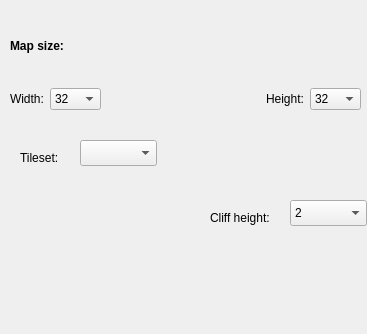
Above: src/editor/ui/newmapdialog.ui from tdauth/wc3lib before the change. Below: the same form after it.
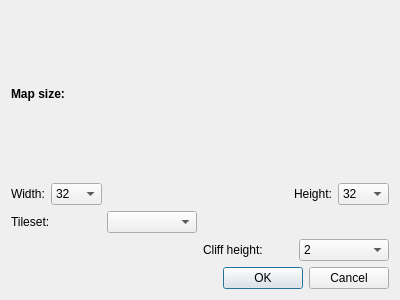
That is the form after the change. Custom widgets are drawn as their Qt base class.

Patch:
```diff
--- a/src/editor/ui/newmapdialog.ui
+++ b/src/editor/ui/newmapdialog.ui
@@ -1,33 +1,20 @@
 <?xml version="1.0" encoding="UTF-8"?>
 <ui version="4.0">
  <class>NewMapDialog</class>
- <widget class="KDialog" name="NewMapDialog">
+ <widget class="QDialog" name="NewMapDialog">
   <property name="geometry">
    <rect>
     <x>0</x>
     <y>0</y>
-    <width>367</width>
-    <height>334</height>
+    <width>400</width>
+    <height>300</height>
    </rect>
   </property>
   <property name="windowTitle">
-   <string>Form</string>
+   <string>Dialog</string>
   </property>
-  <property name="locale">
-   <locale language="C" country="AnyCountry"/>
-  </property>
-  <property name="modal">
-   <bool>true</bool>
-  </property>
-  <widget class="QWidget" name="verticalLayoutWidget">
-   <property name="geometry">
-    <rect>
-     <x>10</x>
-     <y>9</y>
-     <width>351</width>
-     <height>101</height>
-    </rect>
-   </property>
+  <layout class="QGridLayout" name="gridLayout">
+   <item row="0" column="0" colspan="4">
    <layout class="QVBoxLayout" name="verticalLayout">
     <item>
      <layout class="QHBoxLayout" name="horizontalLayout_2">
@@ -252,76 +239,53 @@
      </layout>
     </item>
    </layout>
-  </widget>
-  <widget class="KComboBox" name="m_tilesetComboBox">
-   <property name="geometry">
-    <rect>
-     <x>80</x>
-     <y>140</y>
-     <width>77</width>
-     <height>26</height>
-    </rect>
-   </property>
-  </widget>
-  <widget class="KComboBox" name="kcombobox_3">
-   <property name="geometry">
-    <rect>
-     <x>290</x>
-     <y>200</y>
-     <width>77</width>
-     <height>26</height>
-    </rect>
-   </property>
-   <item>
-    <property name="text">
-     <string>2</string>
-    </property>
    </item>
-   <item>
-    <property name="text">
-     <string>4</string>
-    </property>
-   </item>
-   <item>
-    <property name="text">
-     <string>6</string>
-    </property>
-   </item>
-  </widget>
+   <item row="1" column="0">
   <widget class="QLabel" name="label_4">
-   <property name="geometry">
-    <rect>
-     <x>20</x>
-     <y>150</y>
-     <width>55</width>
-     <height>16</height>
-    </rect>
-   </property>
    <property name="text">
     <string>Tileset:</string>
    </property>
   </widget>
+   </item>
+   <item row="1" column="1">
+    <widget class="KComboBox" name="m_tilesetComboBox"/>
+   </item>
+   <item row="2" column="2">
   <widget class="QLabel" name="label_5">
-   <property name="geometry">
-    <rect>
-     <x>210</x>
-     <y>210</y>
-     <width>71</width>
-     <height>16</height>
-    </rect>
-   </property>
    <property name="text">
     <string>Cliff height:</string>
    </property>
   </widget>
+   </item>
+   <item row="2" column="3">
+    <widget class="KComboBox" name="kcombobox_3">
+     <item>
+      <property name="text">
+       <string>2</string>
+      </property>
+     </item>
+     <item>
+      <property name="text">
+       <string>4</string>
+      </property>
+     </item>
+     <item>
+      <property name="text">
+       <string>6</string>
+      </property>
+     </item>
+    </widget>
+   </item>
+   <item row="3" column="2" colspan="2">
+    <widget class="QDialogButtonBox" name="buttonBox">
+     <property name="standardButtons">
+      <set>QDialogButtonBox::Cancel|QDialogButtonBox::Ok</set>
+     </property>
+    </widget>
+   </item>
+  </layout>
  </widget>
  <customwidgets>
-  <customwidget>
-   <class>KDialog</class>
-   <extends>QDialog</extends>
-   <header>kdialog.h</header>
-   <container>1</container>
-  </customwidget>
   <customwidget>
    <class>KComboBox</class>
    <extends>QComboBox</extends>
```
Left out of the diff: 35 changed lines with no effect on the pictures. Lines whose indentation alone changed are shown as unchanged.
